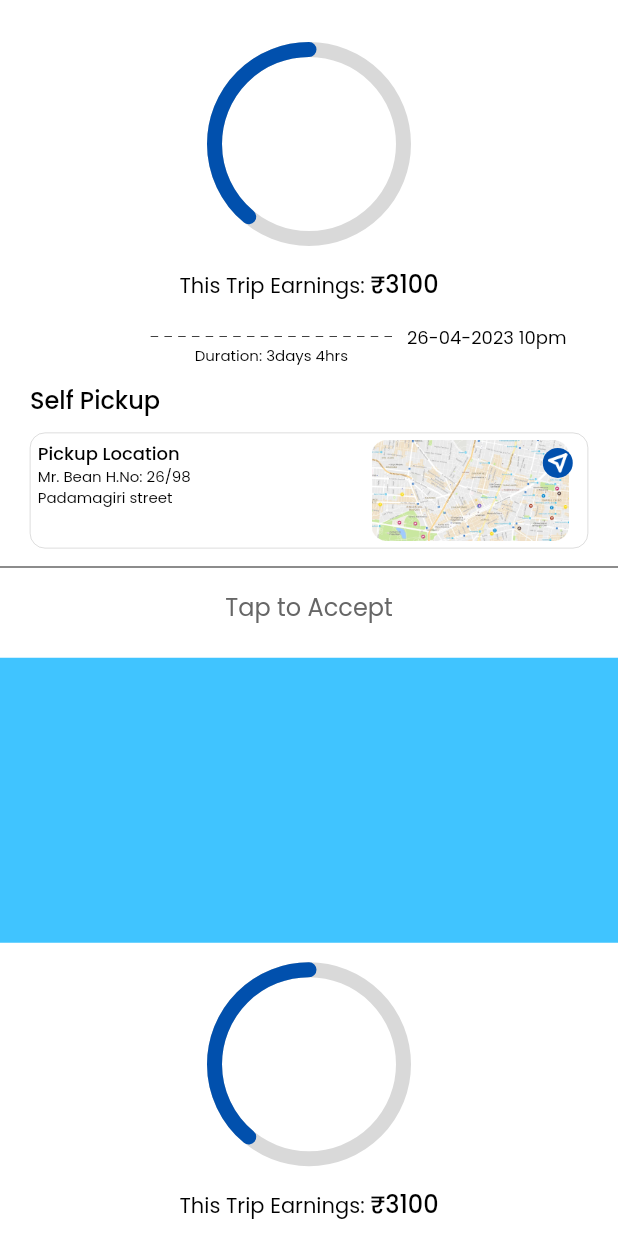
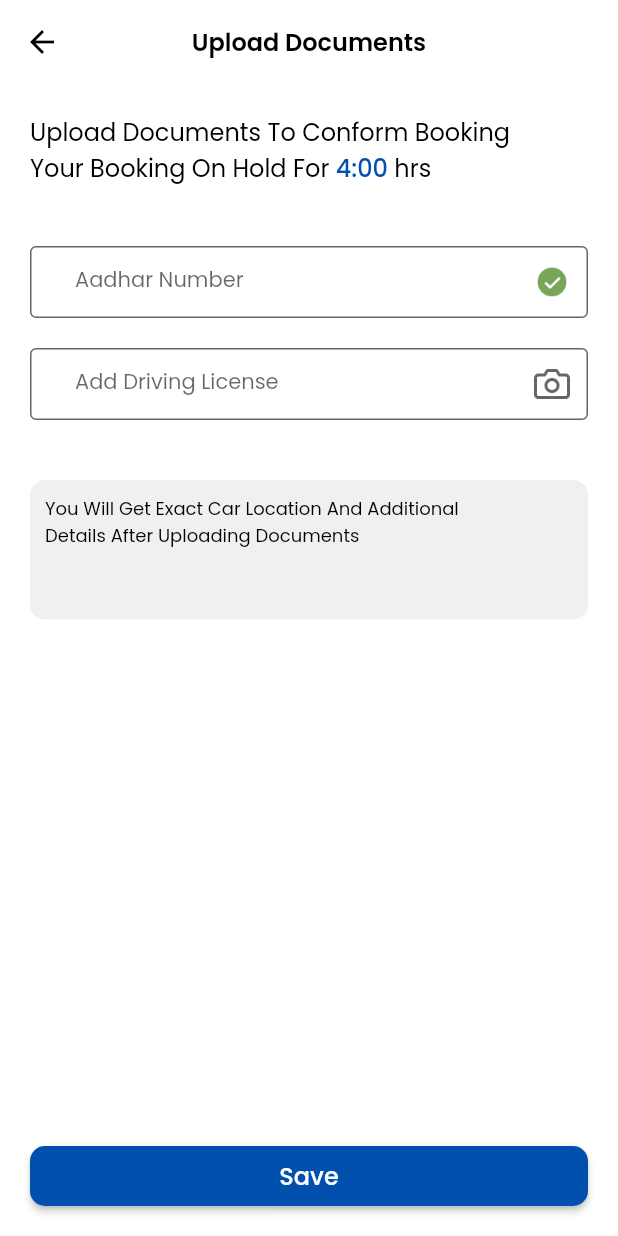
Before and after one commit to Gopiraju-LDC/test, a Flutter app: the screen it shows after launch, on a phone screen of 412 x 824 dp. Run offline on Flutter 3.47's test engine with Material 2 defaults, Android fonts, the phone set to English and light mode, and no system bars; our stand-ins replace google_fonts, google_maps_flutter.

Commit message:
upload document screen completed

```diff
--- a/lib/constants/imageConstants.dart
+++ b/lib/constants/imageConstants.dart
@@ -12,6 +12,8 @@ class ImageIcons {
   static const String DIRECTION_ICON = 'assets/ldIcons/corner-up-right.png';
   static const String PHONE_ICON = 'assets/ldIcons/phone.png';
   static const String MAP_PIN = 'assets/ldIcons/map-pin.png';
+  static const String OK_ICON = 'assets/ldIcons/Ok.png';
+  static const String CAM_ICON = 'assets/ldIcons/camera.png';
   static const String SEND = 'assets/icons/send.png';
 
 }
--- a/lib/main.dart
+++ b/lib/main.dart
@@ -5,6 +5,7 @@ import 'package:flutter/services.dart';
 
 import 'constants/constants.dart';
 import 'dialog_box_widgets.dart';
+import 'uploadDocuments/upload_documets.dart';
 import 'views/boardExtendTime/board_extend_time.dart';
 import 'views/delivery/delivery_timer.dart';
 // import 'views/home/home_page.dart';
@@ -56,7 +57,7 @@ class MyApp extends StatelessWidget {
         useMaterial3: false,
 
       ),
-      home: const DialogBoxWidgets(),
+      home: const UploadDocuments(),
     );
   }
 }
--- /dev/null
+++ b/lib/uploadDocuments/upload_documets.dart
@@ -0,0 +1,171 @@
+// ignore_for_file: prefer_const_constructors, prefer_const_literals_to_create_immutables
+
+import 'package:flutter/material.dart';
+
+import '../constants/constants.dart';
+import '../constants/imageConstants.dart';
+
+class UploadDocuments extends StatefulWidget {
+  const UploadDocuments({super.key});
+
+  @override
+  State<UploadDocuments> createState() => _UploadDocumentsState();
+}
+
+class _UploadDocumentsState extends State<UploadDocuments> {
+  @override
+  Widget build(BuildContext context) {
+    return Scaffold(
+      backgroundColor: Colors.white,
+      appBar: AppBar(
+        backgroundColor: Colors.white,
+        title: Text(
+          'Upload Documents',
+          textAlign: TextAlign.right,
+          style: poppinsStyle(
+            color: Colors.black,
+            fontSize: 16,
+            fontWeight: FontWeight.w600,
+          ),
+        ),
+        centerTitle: true,
+        leading: IconButton(
+          onPressed: () {
+            Navigator.pop(context);
+          },
+          icon: Icon(
+            Icons.arrow_back,
+            color: Colors.black,
+          ),
+        ),
+        elevation: 0,
+      ),
+      body: Column(
+        children: [
+          Expanded(
+            child: SingleChildScrollView(
+              padding: EdgeInsets.symmetric(horizontal: 20),
+              child: Column(
+                crossAxisAlignment: CrossAxisAlignment.start,
+                children: [
+                  SizedBox(height: 20),
+                  Text.rich(
+                    TextSpan(
+                      children: [
+                        TextSpan(
+                          text:
+                              'Upload Documents To Conform Booking\nYour Booking On Hold For ',
+                          style: poppinsStyle(
+                            color: Colors.black,
+                            fontSize: 16,
+                            fontWeight: FontWeight.w400,
+                          ),
+                        ),
+                        TextSpan(
+                          text: '4:00',
+                          style: poppinsStyle(
+                            color: Color(0xFF0150AD),
+                            fontSize: 16,
+                            fontWeight: FontWeight.w500,
+                          ),
+                        ),
+                        TextSpan(
+                          text: ' hrs  ',
+                          style: poppinsStyle(
+                            color: Colors.black,
+                            fontSize: 16,
+                            fontWeight: FontWeight.w400,
+                          ),
+                        ),
+                      ],
+                    ),
+                  ),
+                  SizedBox(height: 40),
+                  textFieldWidget(
+                      adharTextController, 'Aadhar Number', ImageIcons.OK_ICON),
+                  SizedBox(height: 20),
+                  textFieldWidget(adharTextController, 'Add Driving License',
+                      ImageIcons.CAM_ICON),
+                  SizedBox(height: 40),
+                  Container(
+                    padding: EdgeInsets.symmetric(horizontal: 10, vertical: 10),
+                    width: double.infinity,
+                    height: 93,
+                    decoration: ShapeDecoration(
+                      color: Color(0x19666666),
+                      shape: RoundedRectangleBorder(
+                        borderRadius: BorderRadius.circular(10),
+                      ),
+                    ),
+                    child: Text(
+                      'You Will Get Exact Car Location And Additional \nDetails After Uploading Documents',
+                      style: poppinsStyle(
+                        color: Colors.black,
+                        fontSize: 12,
+                        fontWeight: FontWeight.w400,
+                      ),
+                    ),
+                  )
+                ],
+              ),
+            ),
+          ),
+          Container(
+            margin: EdgeInsets.symmetric(horizontal: 20),
+            height: 40,
+            width: double.infinity,
+            child: ElevatedButton(
+              onPressed: () {},
+              style: ElevatedButton.styleFrom(
+                backgroundColor: Color(0xFF0150AD),
+                shape: RoundedRectangleBorder(
+                  borderRadius: BorderRadius.circular(10),
+                ),
+              ),
+              child: Text(
+                'Save',
+                textAlign: TextAlign.center,
+                style: poppinsStyle(
+                  color: Colors.white,
+                  fontSize: 16,
+                  fontWeight: FontWeight.w500,
+                ),
+              ),
+            ),
+          ),
+          SizedBox(height: 20),
+        ],
+      ),
+    );
+  }
+
+  final adharTextController = TextEditingController();
+  Widget textFieldWidget(
+      TextEditingController controller, String lableText, String suffixIcon) {
+    final border = OutlineInputBorder(
+      borderSide: BorderSide(
+        color: Color(0xFF666666),
+        width: 1,
+      ),
+    );
+
+    return TextFormField(
+      controller: controller,
+      decoration: InputDecoration(
+          border: border,
+          enabled: true,
+          enabledBorder: border,
+          focusedBorder: border,
+          isDense: true,
+          contentPadding: EdgeInsets.symmetric(horizontal: 30, vertical: 10),
+          labelText: lableText,
+          labelStyle: poppinsStyle(
+            fontSize: 14,
+          ),
+          suffixIcon: Image.asset(
+            suffixIcon,
+            scale: 4,
+          )),
+    );
+  }
+}
```
Also changed, not shown: assets/ldIcons/Ok.png (added), assets/ldIcons/camera.png (added).
